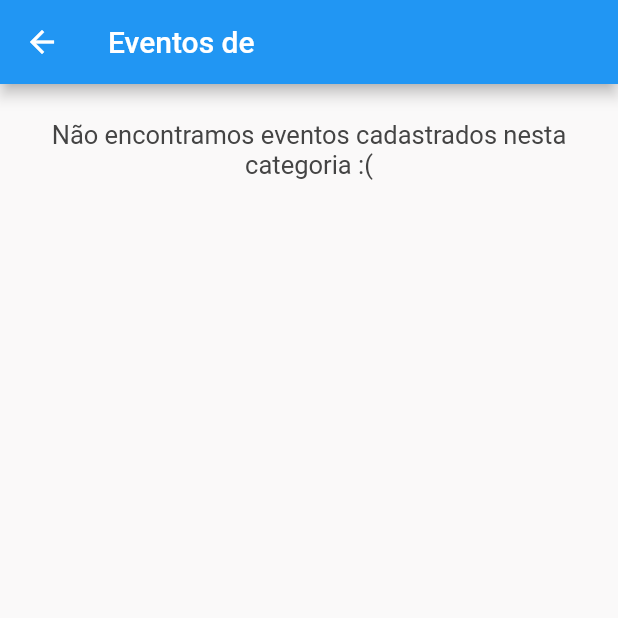
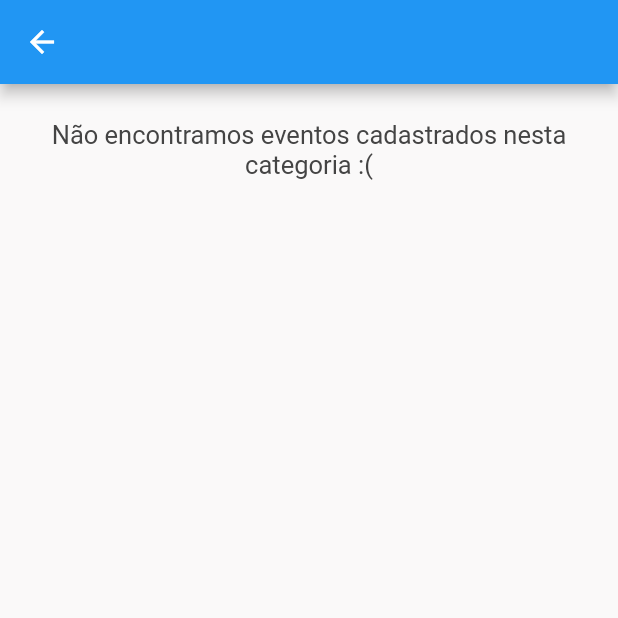
Before and after one commit to davidjentjens/buddies, a Flutter app: the CategoryScreen screen opened directly with empty values, on a phone screen of 412 x 824 dp, the top half of it. Run offline on Flutter 3.47's test engine with Material 2 defaults, Android fonts, the phone set to English and light mode, and no system bars; our stand-ins replace cloud_firestore, firebase_analytics, firebase_auth, firebase_core, flutter_dotenv, fluttertoast and 4 more; missing offline and left inert: algolia, cloud_firestore_web, firebase_analytics_web, firebase_auth_web, firebase_core_web, google_sign_in_web; accounts and stored records are empty.

Commit message:
Alterar texto de appbar da tela de eventos por categoria

```diff
--- a/lib/screens/Category.dart
+++ b/lib/screens/Category.dart
@@ -12,22 +12,24 @@ class CategoryScreen extends StatelessWidget {
 
   _eventsList(BuildContext context, List<Event>? events) {
     if (events == null || events.isEmpty) {
-      return [
-        Padding(
-          padding: const EdgeInsets.all(24.0),
-          child: Text("Não encontramos eventos cadastrados nesta categoria :(",
-              textAlign: TextAlign.center),
-        )
-      ];
+      return [Padding(
+        padding: const EdgeInsets.all(24.0),
+        child: Text(
+          "Não encontramos eventos cadastrados nesta categoria :(",
+          textAlign: TextAlign.center
+        ),
+      )];
     }
 
-    return events.map((event) => EventCard(event: event)).toList();
+    return events
+        .map((event) => EventCard(event: event))
+        .toList();
   }
 
   @override
   Widget build(BuildContext context) {
     return Scaffold(
-      appBar: AppBar(title: Text("Eventos de ${category.title}")),
+      appBar: AppBar(title: Text(category.title)),
       body: FutureBuilder(
           future: DatabaseService().getEventsForCategory(category.id),
           builder: (BuildContext context, AsyncSnapshot<List<Event>> snapshot) {
```
